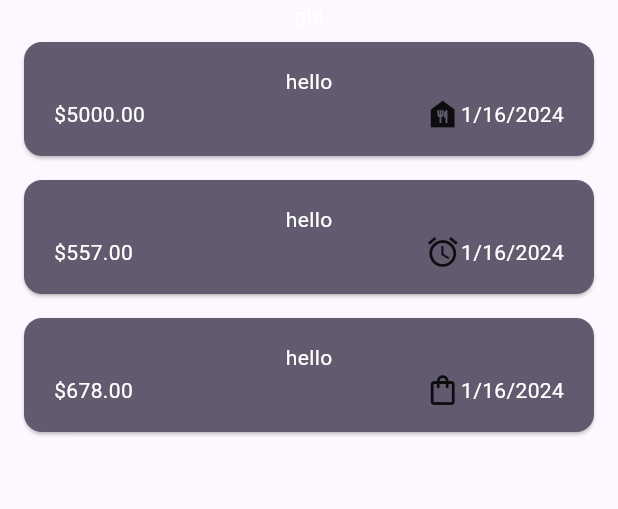
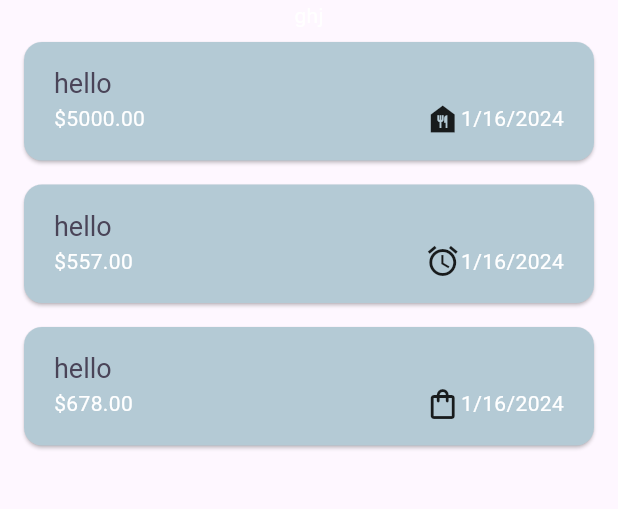
Before and after one commit to Harshu8049/Expense_Tracker, a Flutter app: the screen it shows after launch, on a phone screen of 412 x 824 dp, the part 84-593 px from its top. Run offline on Flutter 3.47's test engine with Material 3 defaults, Android fonts, the phone set to English and light mode, and no system bars.

```diff
--- a/lib/widgets/expenses_list.dart
+++ b/lib/widgets/expenses_list.dart
@@ -14,6 +14,9 @@ class Expenseslist extends StatelessWidget {
         itemCount: expenses.length,
         itemBuilder: (ctx, index) => Dismissible(
             key: ValueKey(expenses[index]),
+            background: Container(
+                color: Theme.of(context).colorScheme.error.withOpacity(0.75),
+                margin: Theme.of(context).cardTheme.margin),
             onDismissed: (direction) {
               onRemoveExpense(expenses[index]);
             },
--- a/lib/widgets/expenses_list/expenses_item.dart
+++ b/lib/widgets/expenses_list/expenses_item.dart
@@ -12,9 +12,12 @@ class ExpenseItem extends StatelessWidget {
       child: Padding(
         padding: const EdgeInsets.symmetric(horizontal: 20, vertical: 16),
         child: Column(
+          crossAxisAlignment: CrossAxisAlignment.start,
           children: [
-            Text(expense.title),
-
+            Text(
+              expense.title,
+              style: Theme.of(context).textTheme.titleLarge,
+            ),
             const SizedBox(
               width: 4,
             ),
@@ -22,7 +25,7 @@ class ExpenseItem extends StatelessWidget {
               children: [
                 Text(
                   '\$${expense.amount.toStringAsFixed(2)}',
-                ),  //12.34445 is displayes as 12.3
+                ), //12.34445 is displayes as 12.3
                 const Spacer(),
                 Row(children: [
                   Icon(categoryIcons[expense.category]),
```
Also changed, not shown: lib/main.dart (+10 -2 lines).
